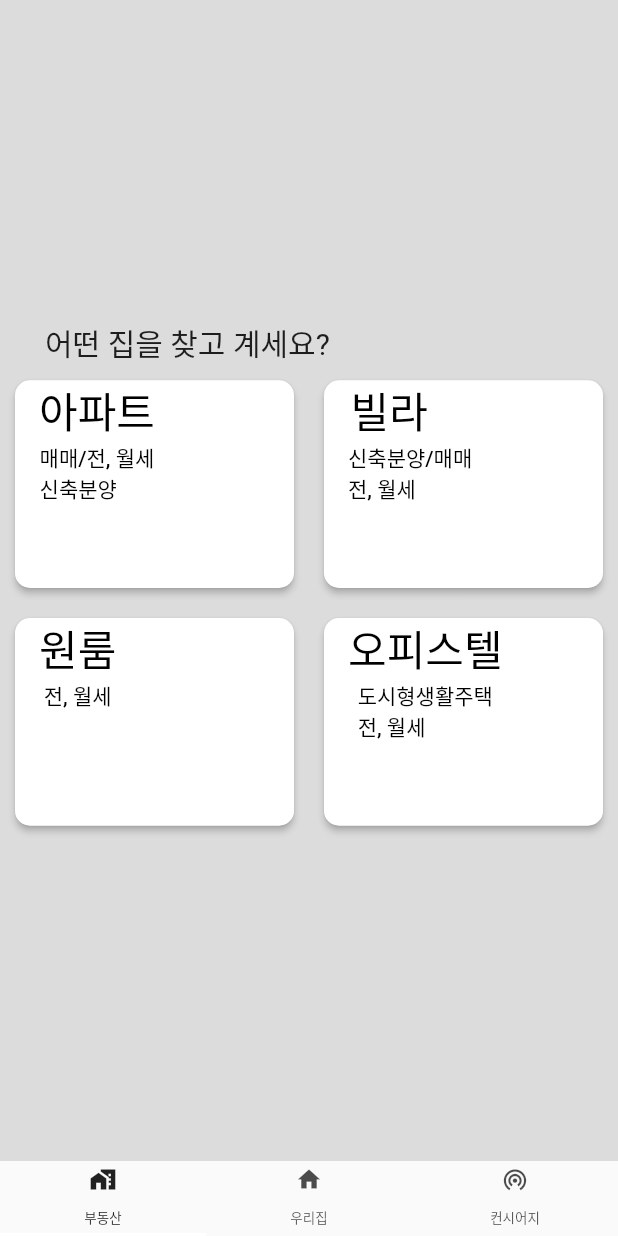
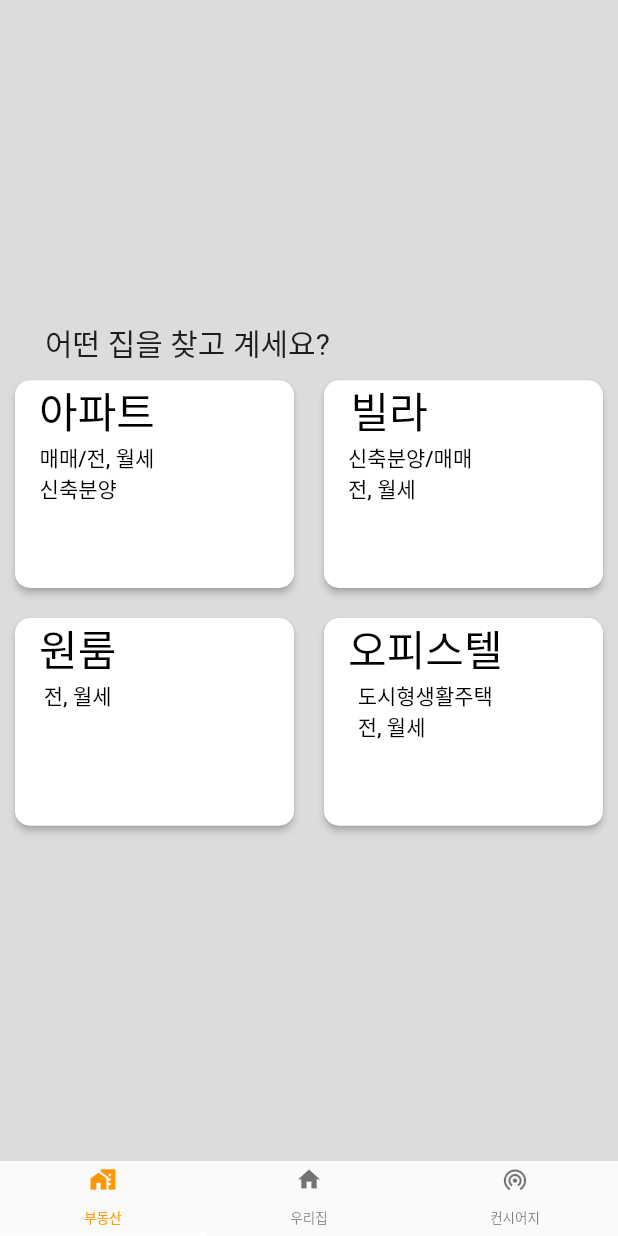
Before and after one commit to HanBI24/JikBang_Refactoring, a Flutter app: the screen it shows after launch, on a phone screen of 412 x 824 dp. Run offline on Flutter 3.47's test engine with Material 2 defaults, Android fonts, the phone set to English and light mode, and no system bars.

```diff
--- a/lib/widget/bottom_nav_bar.dart
+++ b/lib/widget/bottom_nav_bar.dart
@@ -8,11 +8,12 @@ class BottomNavBar extends StatelessWidget {
       child: Container(
         height: 50,
         child: TabBar(
+          unselectedLabelColor: Colors.black54,
           tabs: <Widget>[
             Tab(
               icon: Icon(
                 Icons.home_work_sharp,
-                size: 18
+                size: 18,
               ),
               child: Text(
                 '부동산',
@@ -40,6 +41,7 @@ class BottomNavBar extends StatelessWidget {
               ),
             ),
           ],
+          labelColor: Colors.orange,
         ),
       ),
     );
```
Also changed, not shown: 1 other file.
